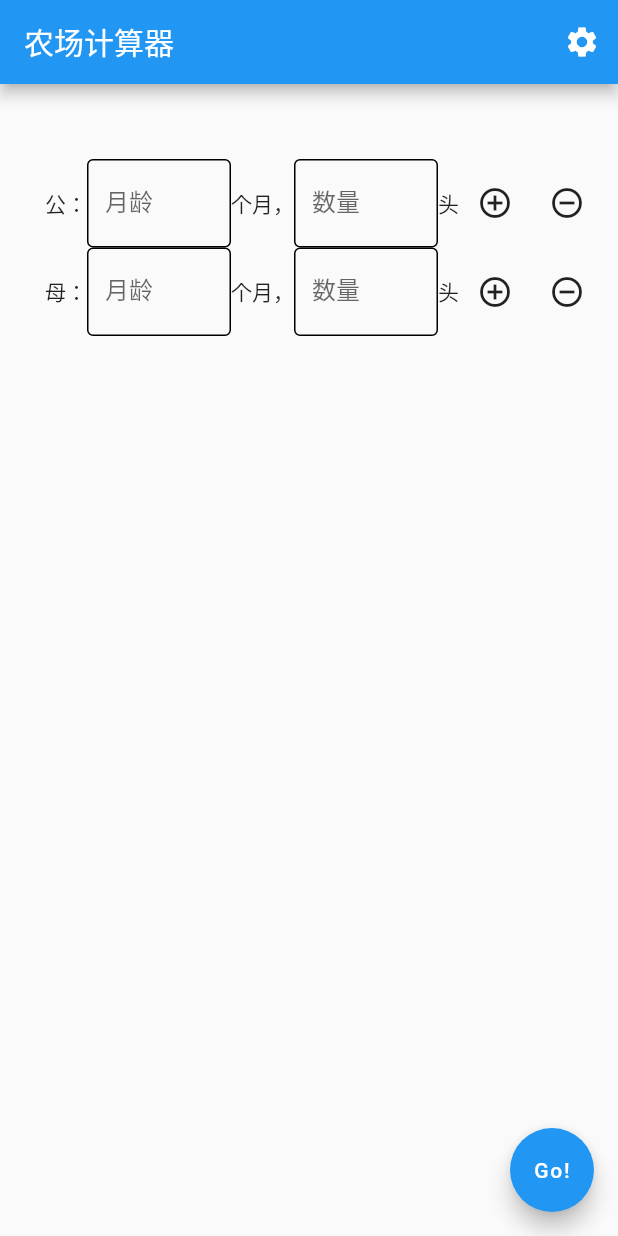
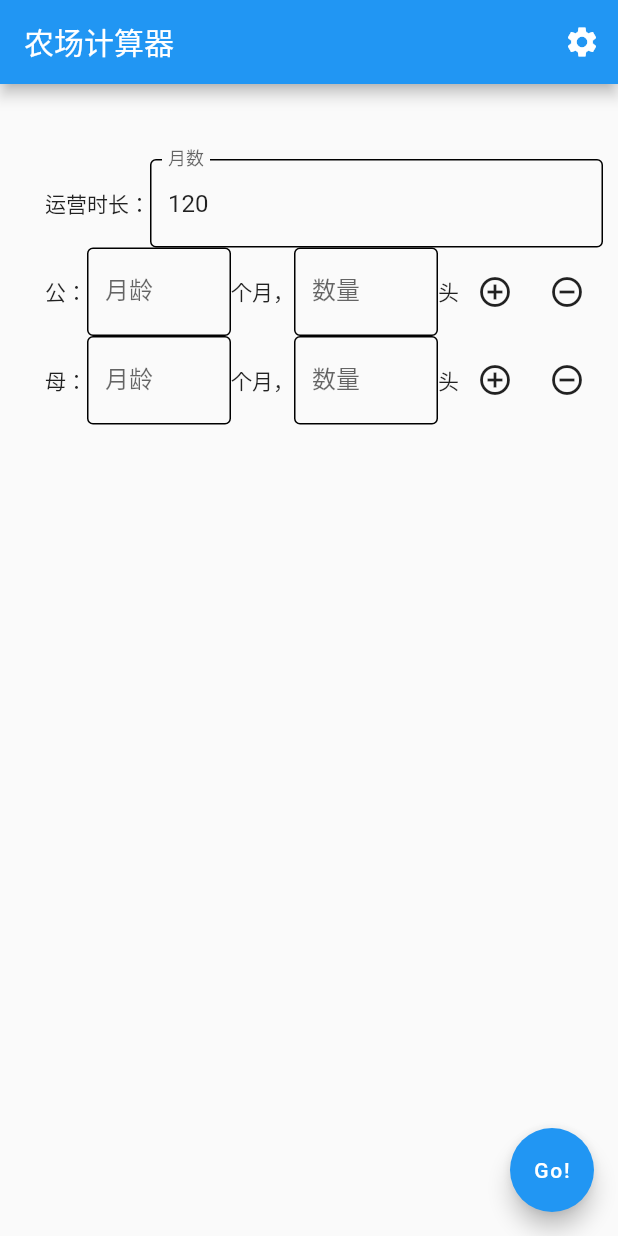
Before and after one commit to morezombie/FarmFlutter, a Flutter app: the screen it shows after launch, after a tap on "Go!", on a phone screen of 412 x 824 dp. Run offline on Flutter 3.47's test engine with Material 2 defaults, Android fonts, the phone set to English and light mode, and no system bars.

Commit message:
Add input for running months

```diff
--- a/lib/calcPage.dart
+++ b/lib/calcPage.dart
@@ -26,8 +26,9 @@ class _InitiatorState extends State<Initiator> {
   final femaleAge = TextEditingController();
   final femaleNum = TextEditingController();
 
-  var inputs = InputItems(
-      list: List<BaseItem>(), keys: List<GlobalKey<_BaseItemState>>());
+  final inputKey = GlobalKey<_InputItemsState>();
+
+  var inputs;
 
   var model = Farm();
 
@@ -40,6 +41,10 @@ class _InitiatorState extends State<Initiator> {
 
   @override
   void initState() {
+    inputs = InputItems(
+        key: inputKey,
+        list: List<BaseItem>.empty(growable: true),
+        keys: List<GlobalKey<_BaseItemState>>.empty(growable: true));
     makeInput('公');
     makeInput('母');
     super.initState();
@@ -83,7 +88,7 @@ class _InitiatorState extends State<Initiator> {
             final isMale = key.currentState.genderStr == '公';
             model.addAnimal(isMale, age, num: num);
           }
-          model.run(120);
+          model.run(int.parse(inputKey.currentState.runningMonths.text));
         },
         child: Text("Go!"),
       ),
@@ -102,9 +107,30 @@ class InputItems extends StatefulWidget {
 }
 
 class _InputItemsState extends State<InputItems> {
+  final runningMonths= TextEditingController(text: '120');
+
   @override
   Widget build(BuildContext context) {
-    return ListView.builder(
+    return Column(
+      children: [
+        Row(
+          mainAxisSize: MainAxisSize.min,
+          children: <Widget>[
+            Text('运营时长：'),
+            Flexible(
+                child: TextField(
+              controller: runningMonths,
+              decoration: InputDecoration(
+                enabledBorder: OutlineInputBorder(),
+                labelText: '月数',
+              ),
+              inputFormatters: [FilteringTextInputFormatter.digitsOnly],
+              keyboardType: TextInputType.number,
+            ))
+          ],
+        ),
+        Expanded(
+            child: ListView.builder(
           itemCount: widget.list.length,
           itemBuilder: (BuildContext context, int index) {
             var curItem = widget.list[index];
@@ -131,7 +157,10 @@ class _InputItemsState extends State<InputItems> {
               ],
             );
           },
+        )),
+      ],
     );
+    ;
   }
 }
 
```
Lines whose indentation alone changed are shown as unchanged.
